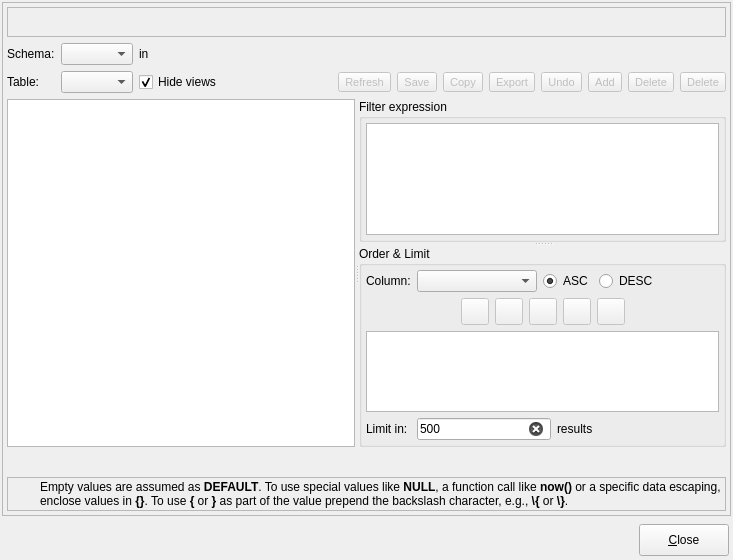
The window that libpgmodeler_ui/ui/datamanipulationform.ui (pgmodeler/pgmodeler) describes before a commit, drawn with Qt 5.
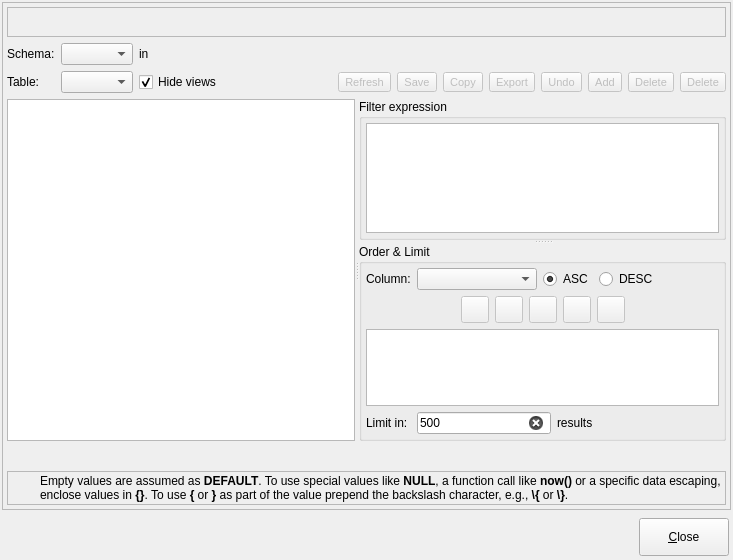
The same window after the commit. Icons and pictures are not drawn.

```diff
--- a/libpgmodeler_ui/ui/datamanipulationform.ui
+++ b/libpgmodeler_ui/ui/datamanipulationform.ui
@@ -95,7 +95,7 @@
        <property name="minimumSize">
         <size>
          <width>90</width>
-         <height>32</height>
+         <height>38</height>
         </size>
        </property>
        <property name="maximumSize">
```
